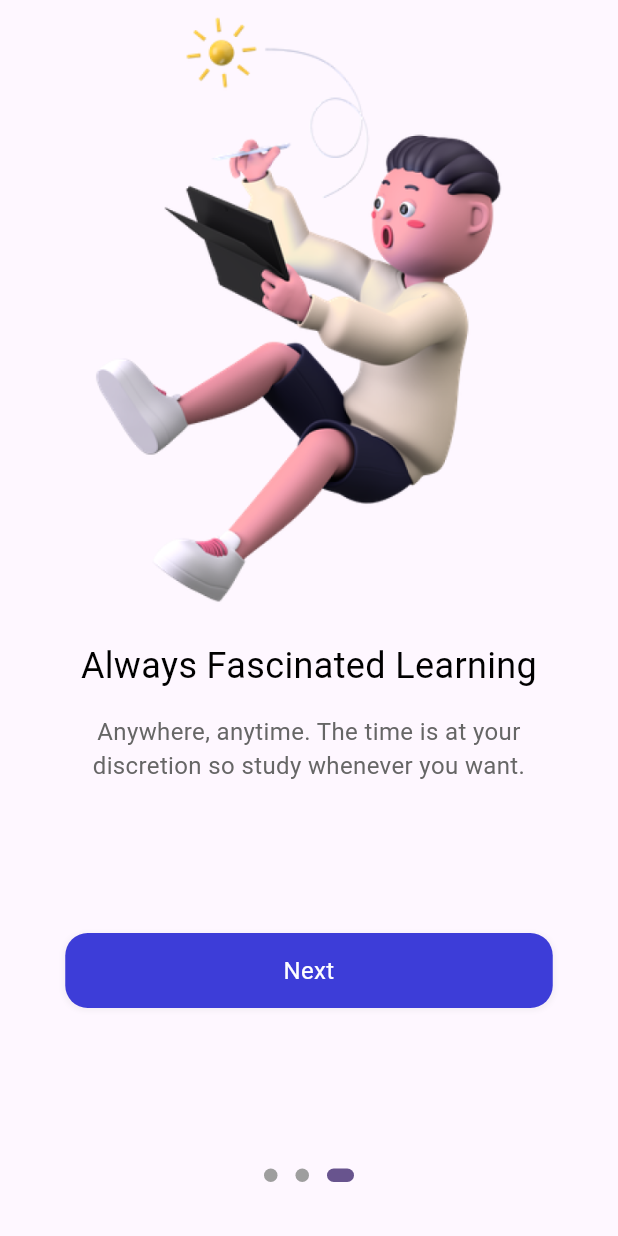
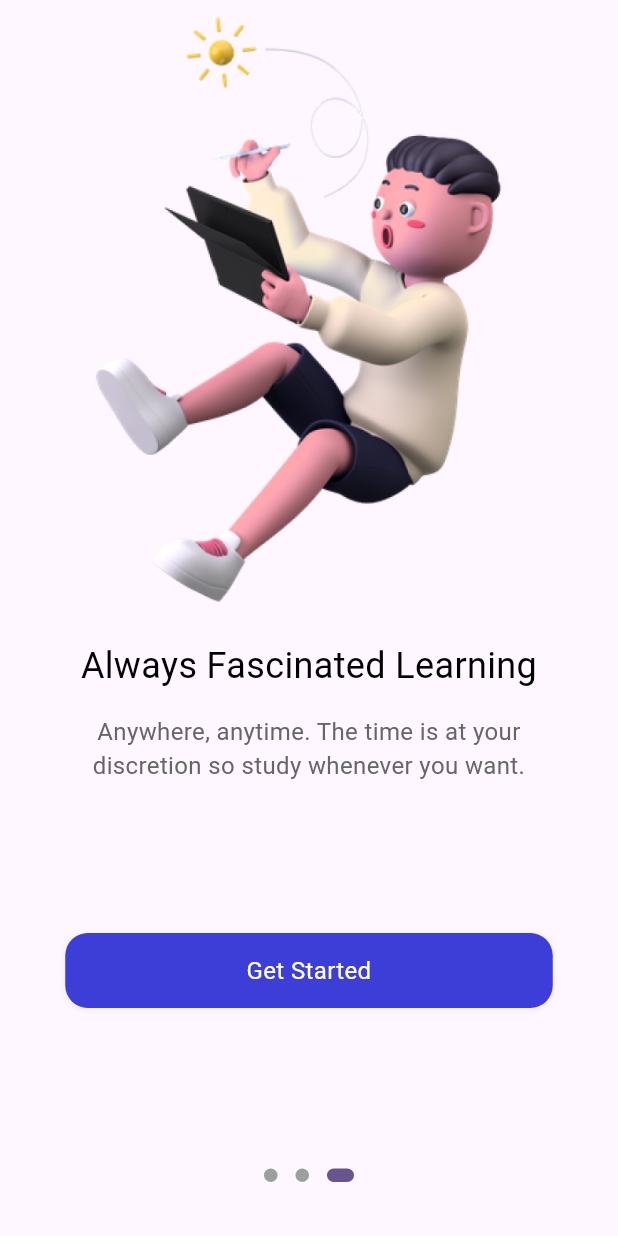
Before and after one commit to Jashwanth-Gowda-R/eLearning, a Flutter app: the screen it shows after launch, swiped to page 3, on a phone screen of 412 x 824 dp. Run offline on Flutter 3.47's test engine with Material 2 defaults, Android fonts, the phone set to English and light mode, and no system bars; drawn by our look-alikes of dots_indicator; our stand-ins replace cloud_firestore, flutter_riverpod; accounts and stored records are empty.

Commit message:
added logic for onboarding btn

```diff
--- a/lib/pages/welcome/widgets/app_on_boarding.dart
+++ b/lib/pages/welcome/widgets/app_on_boarding.dart
@@ -43,7 +43,9 @@ class AppOnBoardingPage extends StatelessWidget {
             text: text2,
           ),
         ),
-        _nextButton('Next', index, pageController)
+        index < 3
+            ? _nextButton('Next', index, pageController)
+            : _nextButton('Get Started', index, pageController),
       ],
     );
   }
@@ -62,6 +64,11 @@ class AppOnBoardingPage extends StatelessWidget {
             curve: Curves.bounceIn,
           );
         }
+        // else {
+        //   Global.storageService.setBool(STORAGE_DEVICE_FIRST_OPEN_KEY, true);
+        //   Navigator.of(context).pushNamedAndRemoveUntil(
+        //       AppRoutes.Sign_in, (Route<dynamic> route) => false);
+        // }
       },
       child: Container(
         width: 325,
```
